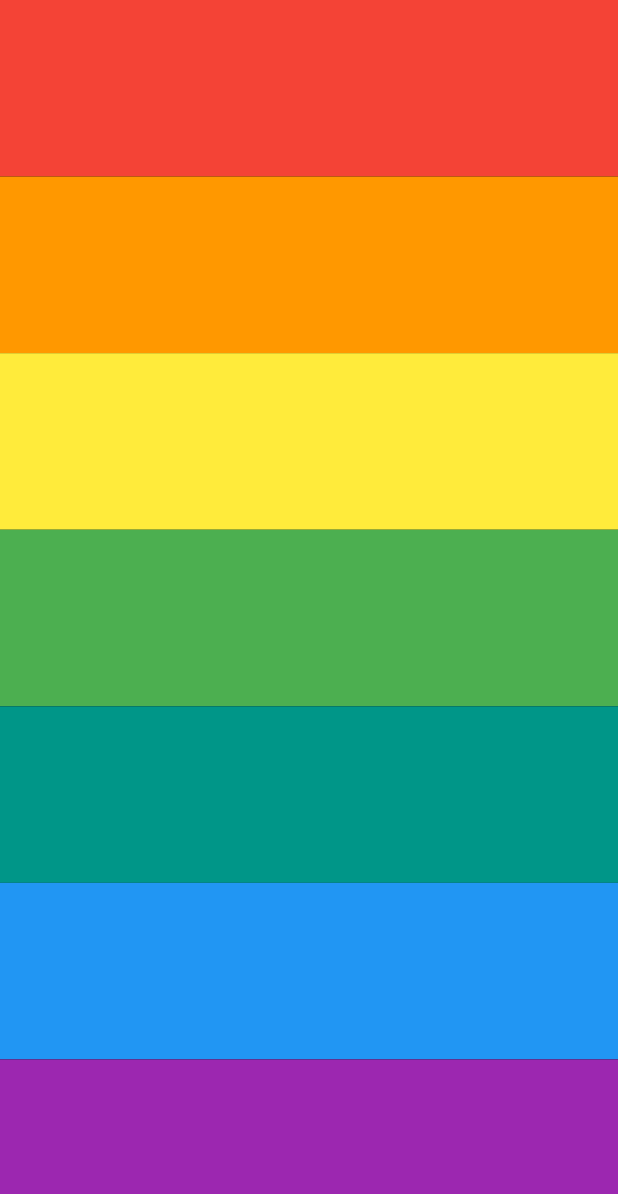
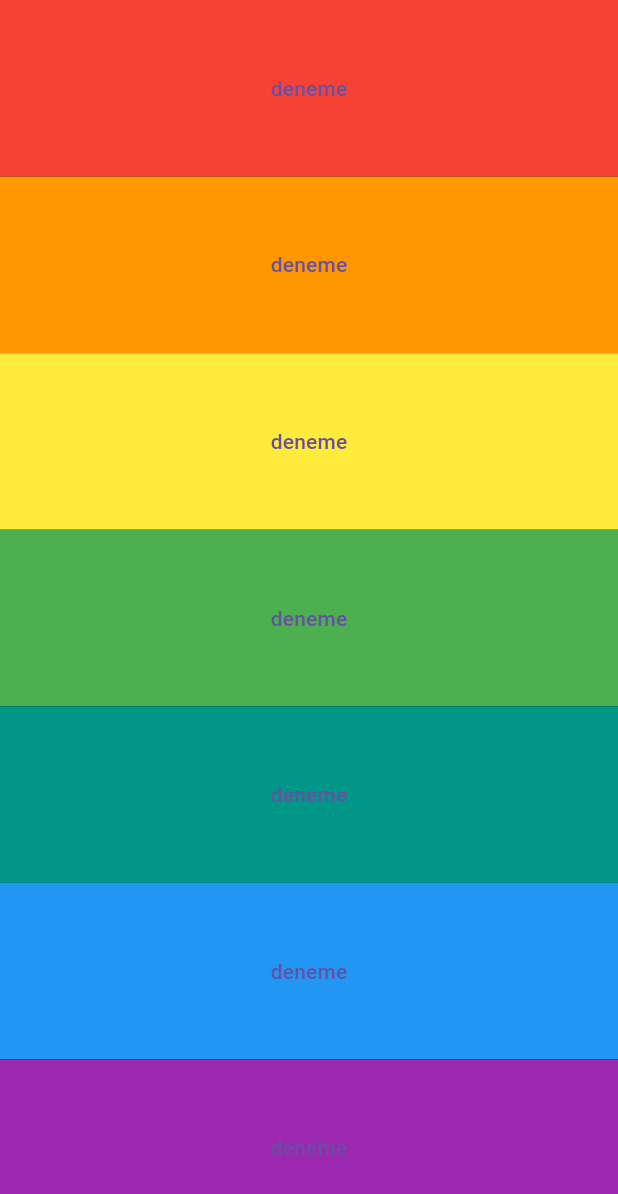
Before and after one commit to gokmentas/xylophone, a Flutter app: the screen it shows after launch, on a phone screen of 412 x 824 dp. Shown: the top 1194 px of the screen. Run offline on Flutter 3.47's test engine with Material 3 defaults, Android fonts, the light colour scheme and no system bars; our stand-ins replace audioplayers.

Commit message:
Update main.dart

```diff
--- a/lib/main.dart
+++ b/lib/main.dart
@@ -21,7 +21,7 @@ class XylophoneApp extends StatelessWidget {
           onPressed: () {
             playSound(soundNumber);
           },
-          child: const Text(''),
+          child: const Text('deneme'),
         ),
       ),
     );
```
